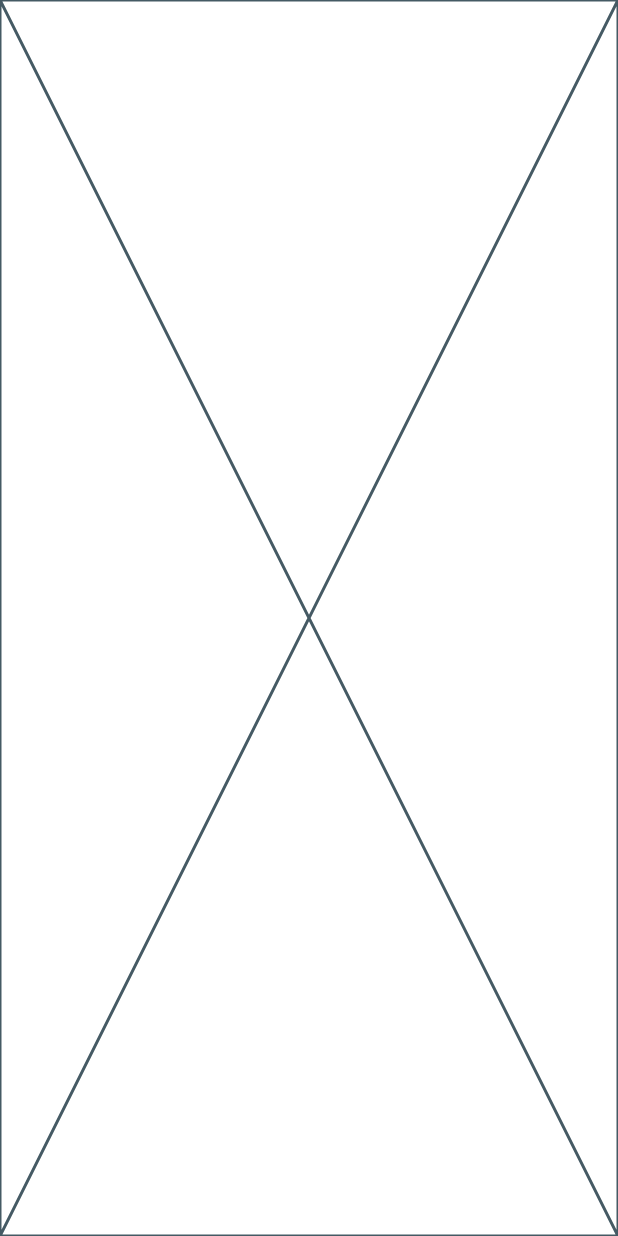
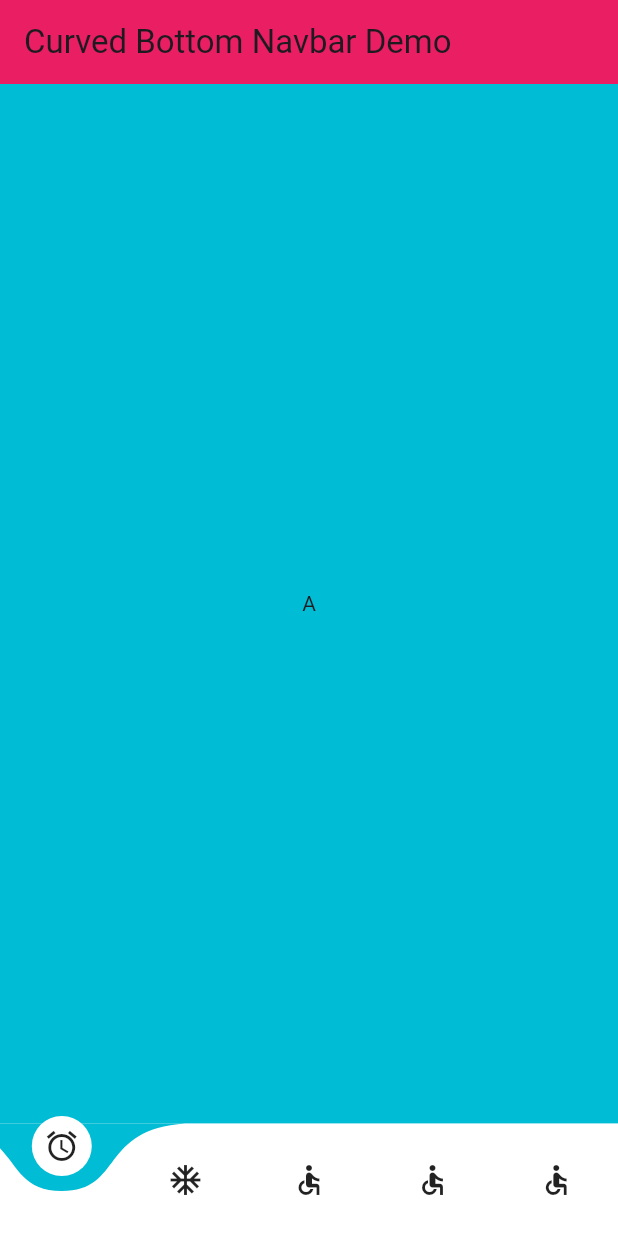
Before and after one commit to EusufUddin8926/curved-bottom-navigation-demo, a Flutter app: the screen it shows after launch, on a phone screen of 412 x 824 dp. Run offline on Flutter 3.47's test engine with Material 2 defaults, Android fonts, the phone set to English and light mode, and no system bars; drawn by our look-alikes of curved_navigation_bar.

Commit message:
bottom curved navbar add

```diff
--- /dev/null
+++ b/lib/A.dart
@@ -0,0 +1,15 @@
+import 'package:flutter/material.dart';
+
+class A extends StatelessWidget {
+  const A({super.key});
+
+  @override
+  Widget build(BuildContext context) {
+    return Scaffold(
+      backgroundColor: Colors.cyan,
+      body: Center(
+        child: Text("A"),
+      ),
+    );
+  }
+}
--- /dev/null
+++ b/lib/B.dart
@@ -0,0 +1,15 @@
+import 'package:flutter/material.dart';
+
+class B extends StatelessWidget {
+  const B({super.key});
+
+  @override
+  Widget build(BuildContext context) {
+    return Scaffold(
+      backgroundColor: Colors.cyan,
+      body: Center(
+        child: Text("B"),
+      ),
+    );
+  }
+}
--- a/lib/main.dart
+++ b/lib/main.dart
@@ -1,4 +1,7 @@
 import 'package:flutter/material.dart';
+import 'package:curved_navigation_bar/curved_navigation_bar.dart';
+import 'A.dart';
+import 'B.dart';
 
 void main() {
   runApp(const MyApp());
@@ -12,6 +15,7 @@ class MyApp extends StatelessWidget {
   Widget build(BuildContext context) {
     return MaterialApp(
       title: 'Flutter Demo',
+      debugShowCheckedModeBanner: false,
       theme: ThemeData(
         colorScheme: ColorScheme.fromSeed(seedColor: Colors.deepPurple),
         useMaterial3: true,
@@ -29,8 +33,38 @@ class MyHomePage extends StatefulWidget {
 }
 
 class _MyHomePageState extends State<MyHomePage> {
+
+  var _page = 0;
+  final pages = [A(), B(),B(), B(),B()];
+
   @override
   Widget build(BuildContext context) {
-    return const Placeholder();
+    return Scaffold(
+      appBar: AppBar(
+        title: Text("Curved Bottom Navbar Demo"),
+        backgroundColor: Colors.pink,
+      ),
+      bottomNavigationBar: CurvedNavigationBar(
+        index: 0,
+        color: Colors.white,
+        buttonBackgroundColor: Colors.white,
+        backgroundColor: Colors.cyan,
+        animationDuration: Duration(microseconds: 600),
+        animationCurve: Curves.easeInOut,
+        onTap: (value) {
+         setState(() {
+           _page = value;
+         });
+        },
+        items: [
+          Icon(Icons.access_alarm),
+          Icon(Icons.ac_unit),
+          Icon(Icons.accessible),
+          Icon(Icons.accessible),
+          Icon(Icons.accessible)
+        ],
+      ),
+      body: pages[_page],
+    );
   }
 }
--- a/pubspec.yaml
+++ b/pubspec.yaml
@@ -35,6 +35,7 @@ dependencies:
   # The following adds the Cupertino Icons font to your application.
   # Use with the CupertinoIcons class for iOS style icons.
   cupertino_icons: ^1.0.2
+  curved_navigation_bar: ^1.0.3
 
 dev_dependencies:
   flutter_test:
```
Also changed, not shown: pubspec.lock.
